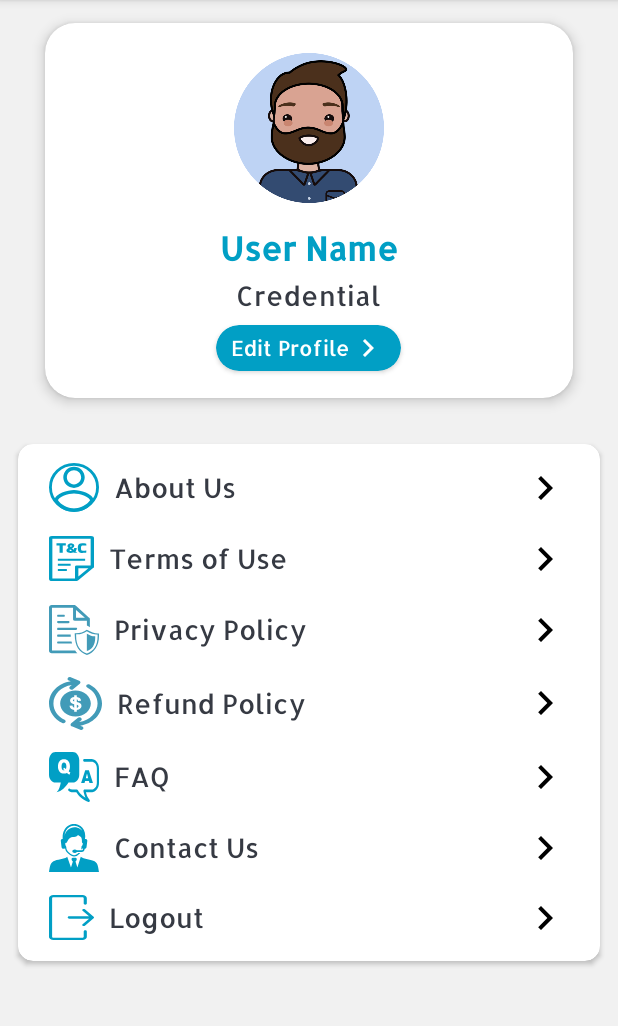
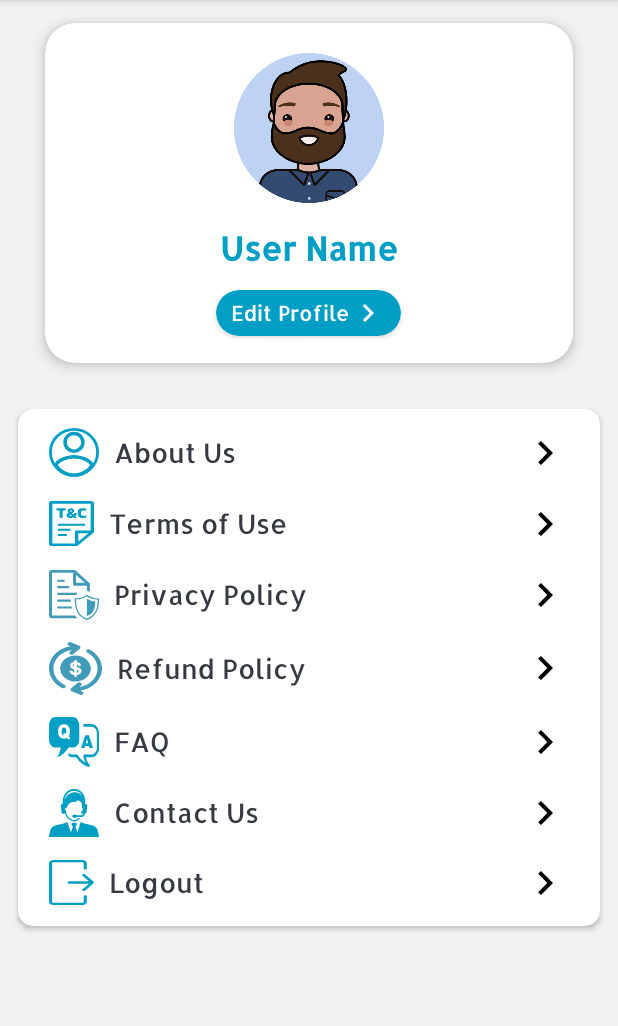
Before and after one commit to manikumarreddy06/besure, an Android app: the Profile screen opened directly, with no data from a screen before it, on a phone screen of 412 x 824 dp, the part 84-1110 px from its top. Run offline under Robolectric (Android 15) with nearby library versions, the light colour scheme and no system bars.

Commit message:
profile changes

```diff
--- a/app/src/main/java/com/bsure/PreferenceManager.java
+++ b/app/src/main/java/com/bsure/PreferenceManager.java
@@ -14,6 +14,8 @@ public class PreferenceManager {
     public static final String USER_ID = "USER_ID";
     public static final String USER_MOBILE_NUMBER = "USER_MOBILE_NUMBER";
     public static final String LOGIN_STATUS = "LOGIN_STATUS";
+
+    public static final String USER_NAME = "USER_NAME";
 
 
 
--- a/app/src/main/java/com/bsure/Profile.java
+++ b/app/src/main/java/com/bsure/Profile.java
@@ -4,6 +4,7 @@ import android.content.DialogInterface;
 import android.content.Intent;
 import android.content.SharedPreferences;
 import android.os.Bundle;
+import android.text.TextUtils;
 import android.widget.Button;
 import android.widget.TextView;
 import android.widget.Toast;
@@ -20,10 +21,18 @@ import com.bsure.refundPolicy.refundPolicy_Activity;
 public class Profile extends AppCompatActivity {
     TextView tv_aboutUs, tv_tnc, tv_faq, tv_contactUs, tv_logout, tv_privacypolicy, tv_refundPolicy;
     CardView btn_editProfile;
+    TextView tvUsername;
     @Override
     protected void onCreate(Bundle savedInstanceState) {
         super.onCreate(savedInstanceState);
         setContentView(R.layout.activity_profile);
+
+
+        tvUsername = findViewById(R.id.tv_user_name);
+        String userName=PreferenceManager.instance(Profile.this).get(PreferenceManager.USER_NAME,null);
+        if(!TextUtils.isEmpty(userName)){
+            tvUsername.setText(userName);
+        }
 
         tv_aboutUs = findViewById(R.id.tv_aboutUs);
         tv_tnc = findViewById(R.id.tv_tnc);
--- a/app/src/main/java/com/bsure/User_Profile.java
+++ b/app/src/main/java/com/bsure/User_Profile.java
@@ -70,6 +70,7 @@ public class User_Profile extends AppCompatActivity {
                     userMailId.setText(response.body().getUserDataResponses().getEmail());
                     userAddress.setText(response.body().getUserDataResponses().getAddess());
                     Toast.makeText(User_Profile.this, "response is valid",Toast.LENGTH_LONG).show();
+                    PreferenceManager.instance(User_Profile.this).set(PreferenceManager.USER_NAME,response.body().getUserDataResponses().getUserName());
                 }
             }
             @Override
--- a/app/src/main/res/layout/activity_profile.xml
+++ b/app/src/main/res/layout/activity_profile.xml
@@ -59,15 +59,6 @@
                 android:textColor="@color/colorPrimary"
                 android:textSize="22sp" />
 
-            <TextView
-                android:id="@+id/tv_user_credential"
-                style="@style/Description"
-                android:layout_width="wrap_content"
-                android:layout_height="wrap_content"
-                android:layout_gravity="center_horizontal"
-                android:text="@string/credential"
-                android:textColor="@color/primary_text_color"
-                android:textSize="18sp" />
 
             <androidx.cardview.widget.CardView
                 android:id="@+id/cv_editProfile"
```
Also changed, not shown: app/src/main/java/com/bsure/Signin_Activity.kt (+4 -3 lines).
